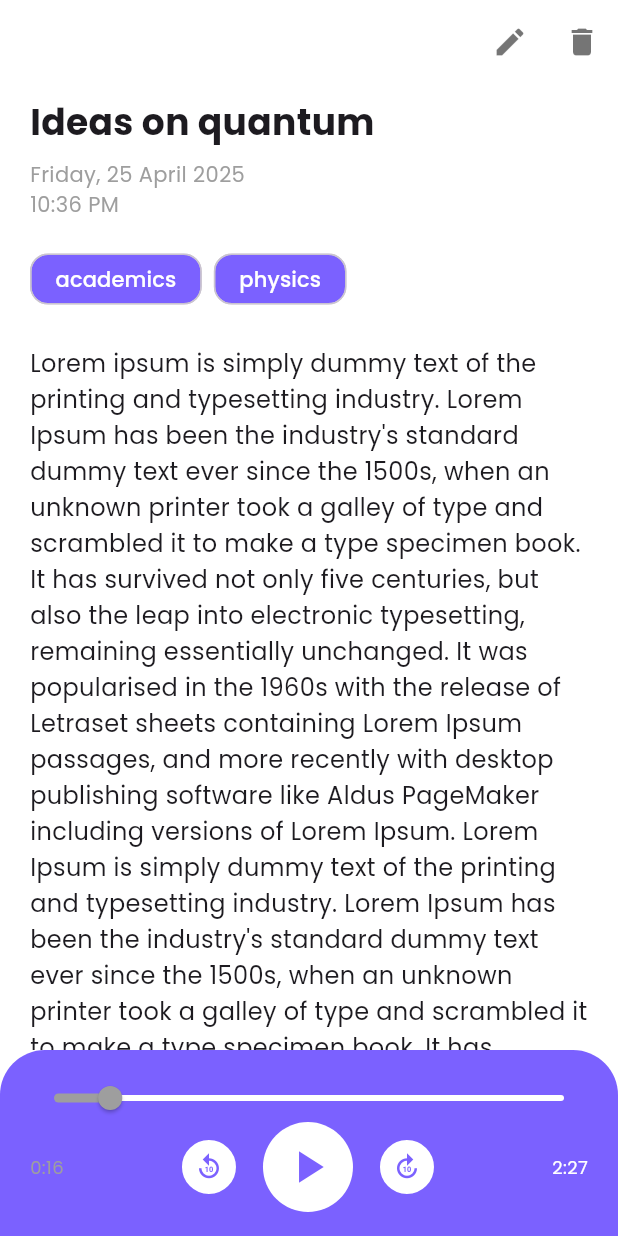
After one commit to Echo-Audio-Journaling/echo, a Flutter app: the DetailScreenPage screen opened by its route, on a phone screen of 412 x 824 dp. The commit adds this screen. Run offline on Flutter 3.47's test engine with Material 3 defaults, Android fonts, the phone set to English and light mode, and no system bars; our stand-ins replace animated_text_kit, firebase_core, flutter_riverpod, go_router, google_fonts, google_sign_in; accounts and stored records are empty.

Commit message:
ma a loe zaw oo

```diff
--- /dev/null
+++ b/lib/features/auth/presentation/detail_screen_page.dart
@@ -0,0 +1,545 @@
+import 'package:flutter/material.dart';
+
+class DetailScreenPage extends StatefulWidget {
+  const DetailScreenPage({super.key});
+
+  @override
+  State<DetailScreenPage> createState() => _DetailScreenPageState();
+}
+
+class _DetailScreenPageState extends State<DetailScreenPage> {
+  double _currentPosition = 0.27;
+  final double _totalDuration = 2.45;
+  bool _isPlaying = false;
+  bool _isEditing = false;
+
+  // Controller for the editable text field
+  late TextEditingController _transcriptionController;
+
+  // Initial transcription text
+  final String _initialTranscription =
+      'Lorem ipsum is simply dummy text of the printing and typesetting industry. '
+      'Lorem Ipsum has been the industry\'s standard dummy text ever since the 1500s, '
+      'when an unknown printer took a galley of type and scrambled it to make a type specimen book. '
+      'It has survived not only five centuries, but also the leap into electronic typesetting, '
+      'remaining essentially unchanged. It was popularised in the 1960s with the release of Letraset '
+      'sheets containing Lorem Ipsum passages, and more recently with desktop publishing software '
+      'like Aldus PageMaker including versions of Lorem Ipsum. Lorem Ipsum is simply dummy text of '
+      'the printing and typesetting industry. Lorem Ipsum has been the industry\'s standard dummy '
+      'text ever since the 1500s, when an unknown printer took a galley of type and scrambled it to '
+      'make a type specimen book. It has survived not only five centuries, but also the leap into '
+      'electronic typesetting, remaining essentially unchanged. It was popularised in the 1960s with '
+      'the release of Letraset sheets containing Lorem Ipsum passages, and more recently with desktop '
+      'publishing software like Aldus PageMaker including versions of Lorem Ipsum.';
+
+  @override
+  void initState() {
+    super.initState();
+    // Instead of static text, set the controller text to the actual transcription
+    // from your database or passed through constructor
+    _transcriptionController = TextEditingController(
+      text: _initialTranscription,
+    );
+  }
+
+  @override
+  void dispose() {
+    _transcriptionController.dispose();
+    super.dispose();
+  }
+
+  @override
+  Widget build(BuildContext context) {
+    return Scaffold(
+      backgroundColor: Colors.white,
+      appBar: _buildAppBar(),
+      body: Column(
+        crossAxisAlignment: CrossAxisAlignment.start,
+        children: [
+          Expanded(child: _buildContent()),
+          _buildAudioPlaybackControls(),
+        ],
+      ),
+    );
+  }
+
+  AppBar _buildAppBar() {
+    return AppBar(
+      backgroundColor: Colors.white,
+      elevation: 0,
+      actions: [
+        // Save button (replacing edit icon)
+        IconButton(
+          icon: Icon(
+            _isEditing ? Icons.save : Icons.edit,
+            color: Colors.black54,
+          ),
+          onPressed: () {
+            setState(() {
+              if (_isEditing) {
+                // Save the changes
+                _saveTranscription();
+                _isEditing = false;
+
+                // Show a snackbar to confirm
+                ScaffoldMessenger.of(context).showSnackBar(
+                  SnackBar(
+                    content: const Text(
+                      'Transcription saved successfully',
+                      style: TextStyle(
+                        color: Colors.white,
+                        fontSize: 16,
+                        fontWeight: FontWeight.w500,
+                      ),
+                    ),
+                    duration: const Duration(seconds: 2),
+                    behavior: SnackBarBehavior.floating,
+                    shape: RoundedRectangleBorder(
+                      borderRadius: BorderRadius.circular(10),
+                    ),
+                    backgroundColor: Colors.green[700],
+                    elevation: 6,
+                    margin: EdgeInsets.only(
+                      bottom: MediaQuery.of(context).size.height - 100,
+                      left: 20,
+                      right: 20,
+                    ),
+                    padding: const EdgeInsets.symmetric(
+                      horizontal: 20,
+                      vertical: 16,
+                    ),
+                  ),
+                );
+              } else {
+                // Enter edit mode
+                _isEditing = true;
+              }
+            });
+          },
+        ),
+        IconButton(
+          icon: const Icon(Icons.delete, color: Colors.black54),
+          onPressed: () {
+            ScaffoldMessenger.of(context).showSnackBar(
+              SnackBar(
+                behavior: SnackBarBehavior.floating,
+                backgroundColor: Colors.transparent,
+                elevation: 0,
+                margin: EdgeInsets.only(
+                  bottom:
+                      MediaQuery.of(context).size.height -
+                      200, // Positions at top
+                  left: 20,
+                  right: 20,
+                ),
+                content: Container(
+                  padding: const EdgeInsets.all(16),
+                  decoration: BoxDecoration(
+                    color: Colors.white,
+                    borderRadius: BorderRadius.circular(12),
+                    boxShadow: [
+                      BoxShadow(
+                        color: Colors.black.withOpacity(0.1),
+                        blurRadius: 10,
+                        spreadRadius: 2,
+                      ),
+                    ],
+                    border: Border.all(
+                      color: Colors.red.withOpacity(0.1),
+                      width: 1,
+                    ),
+                  ),
+                  child: Column(
+                    mainAxisSize: MainAxisSize.min,
+                    crossAxisAlignment: CrossAxisAlignment.start,
+                    children: [
+                      Row(
+                        children: [
+                          Icon(
+                            Icons.warning_rounded,
+                            color: Colors.red[400],
+                            size: 24,
+                          ),
+                          const SizedBox(width: 12),
+                          Text(
+                            'Delete Journal?',
+                            style: TextStyle(
+                              fontSize: 18,
+                              fontWeight: FontWeight.w600,
+                              color: Colors.red[700],
+                            ),
+                          ),
+                        ],
+                      ),
+                      const SizedBox(height: 12),
+                      Text(
+                        'This action cannot be undone. All content will be permanently removed.',
+                        style: TextStyle(
+                          fontSize: 14,
+                          height: 1.4,
+                          color: Colors.grey[700],
+                        ),
+                      ),
+                      const SizedBox(height: 16),
+                      Row(
+                        mainAxisAlignment: MainAxisAlignment.end,
+                        children: [
+                          TextButton(
+                            onPressed:
+                                () =>
+                                    ScaffoldMessenger.of(
+                                      context,
+                                    ).hideCurrentSnackBar(),
+                            style: TextButton.styleFrom(
+                              foregroundColor: Colors.grey[700],
+                              padding: const EdgeInsets.symmetric(
+                                horizontal: 20,
+                              ),
+                            ),
+                            child: const Text('Cancel'),
+                          ),
+                          const SizedBox(width: 8),
+                          ElevatedButton(
+                            onPressed: () {
+                              ScaffoldMessenger.of(
+                                context,
+                              ).hideCurrentSnackBar();
+                              // Your delete logic here
+                              ScaffoldMessenger.of(context).showSnackBar(
+                                SnackBar(
+                                  behavior: SnackBarBehavior.floating,
+                                  backgroundColor: Colors.transparent,
+                                  elevation: 0,
+                                  margin: EdgeInsets.only(
+                                    bottom:
+                                        MediaQuery.of(context).size.height -
+                                        200,
+                                    left: 20,
+                                    right: 20,
+                                  ),
+                                  content: Container(
+                                    padding: const EdgeInsets.all(16),
+                                    decoration: BoxDecoration(
+                                      color: Colors.green[50],
+                                      borderRadius: BorderRadius.circular(12),
+                                      boxShadow: [
+                                        BoxShadow(
+                                          color: Colors.black.withOpacity(0.05),
+                                          blurRadius: 8,
+                                          spreadRadius: 2,
+                                        ),
+                                      ],
+                                      border: Border.all(
+                                        color: Colors.green[300]!,
+                                      ),
+                                    ),
+                                    child: Row(
+                                      children: [
+                                        Icon(
+                                          Icons.check_circle_rounded,
+                                          color: Colors.green[700],
+                                          size: 24,
+                                        ),
+                                        const SizedBox(width: 12),
+                                        Expanded(
+                                          child: Column(
+                                            crossAxisAlignment:
+                                                CrossAxisAlignment.start,
+                                            children: [
+                                              Text(
+                                                'Journal Deleted',
+                                                style: TextStyle(
+                                                  color: Colors.green[800],
+                                                  fontWeight: FontWeight.w600,
+                                                ),
+                                              ),
+                                              Text(
+                                                'The entry has been permanently removed',
+                                                style: TextStyle(
+                                                  color: Colors.green[700]!
+                                                      .withOpacity(0.8),
+                                                  fontSize: 14,
+                                                ),
+                                              ),
+                                            ],
+                                          ),
+                                        ),
+                                      ],
+                                    ),
+                                  ),
+                                ),
+                              );
+                            },
+                            style: ElevatedButton.styleFrom(
+                              backgroundColor: Colors.red[700],
+                              foregroundColor: Colors.white,
+                              padding: const EdgeInsets.symmetric(
+                                horizontal: 20,
+                              ),
+                              shape: RoundedRectangleBorder(
+                                borderRadius: BorderRadius.circular(8),
+                              ),
+                            ),
+                            child: const Text('Delete'),
+                          ),
+                        ],
+                      ),
+                    ],
+                  ),
+                ),
+              ),
+            );
+          },
+        ),
+
+        // Add this method
+      ],
+    );
+  }
+
+  // Save the transcription (here you would add Firebase update logic)
+  void _saveTranscription() {
+    // Here you would add the code to update the transcription in Firebase
+    // For example:
+    // FirebaseFirestore.instance
+    //     .collection('journals')
+    //     .doc(journalId)
+    //     .update({'transcription': _transcriptionController.text});
+
+    print('Saving transcription: ${_transcriptionController.text}');
+  }
+
+  Widget _buildContent() {
+    return SingleChildScrollView(
+      padding: const EdgeInsets.symmetric(horizontal: 20),
+      child: Column(
+        crossAxisAlignment: CrossAxisAlignment.start,
+        children: [
+          const SizedBox(height: 8),
+          _buildTitleSection(),
+          _buildDateTimeSection(),
+          _buildTagChips(),
+          _buildTranscriptionText(),
+        ],
+      ),
+    );
+  }
+
+  Widget _buildTitleSection() {
+    return const Text(
+      'Ideas on quantum',
+      style: TextStyle(fontSize: 24, fontWeight: FontWeight.bold),
+    );
+  }
+
+  Widget _buildDateTimeSection() {
+    return const Column(
+      crossAxisAlignment: CrossAxisAlignment.start,
+      children: [
+        SizedBox(height: 8),
+        Text(
+          'Friday, 25 April 2025',
+          style: TextStyle(fontSize: 14, color: Colors.grey),
+        ),
+        Text('10:36 PM', style: TextStyle(fontSize: 14, color: Colors.grey)),
+        SizedBox(height: 16),
+      ],
+    );
+  }
+
+  Widget _buildTagChips() {
+    return Row(
+      children: [
+        _buildChip('academics'),
+        const SizedBox(width: 8),
+        _buildChip('physics'),
+      ],
+    );
+  }
+
+  Widget _buildChip(String label) {
+    return Chip(
+      label: Text(label, style: const TextStyle(color: Colors.white)),
+      backgroundColor: const Color(0xFF7B61FF),
+      padding: const EdgeInsets.symmetric(horizontal: 8),
+      shape: RoundedRectangleBorder(borderRadius: BorderRadius.circular(12)),
+    );
+  }
+
+  Widget _buildTranscriptionText() {
+    // If in edit mode, show a text field, otherwise show a non-editable text
+    if (_isEditing) {
+      return Padding(
+        padding: const EdgeInsets.only(top: 20, bottom: 20),
+        child: TextField(
+          controller: _transcriptionController,
+          maxLines: null, // Allows unlimited lines
+          style: const TextStyle(fontSize: 16, height: 1.5),
+          decoration: InputDecoration(
+            hintText: 'Edit transcription...',
+            border: OutlineInputBorder(
+              borderRadius: BorderRadius.circular(8),
+              borderSide: BorderSide(color: Colors.grey.shade300),
+            ),
+            focusedBorder: OutlineInputBorder(
+              borderRadius: BorderRadius.circular(8),
+              borderSide: const BorderSide(color: Color(0xFF7B61FF), width: 2),
+            ),
+            contentPadding: const EdgeInsets.all(16),
+          ),
+        ),
+      );
+    } else {
+      return Padding(
+        padding: const EdgeInsets.only(top: 20, bottom: 20),
+        child: Text(
+          _transcriptionController.text,
+          style: const TextStyle(fontSize: 16, height: 1.5),
+        ),
+      );
+    }
+  }
+
+  Widget _buildAudioPlaybackControls() {
+    return Container(
+      padding: const EdgeInsets.symmetric(vertical: 16, horizontal: 20),
+      decoration: const BoxDecoration(
+        color: Color(0xFF7B61FF),
+        borderRadius: BorderRadius.only(
+          topLeft: Radius.circular(30),
+          topRight: Radius.circular(30),
+        ),
+      ),
+      child: Column(
+        children: [
+          // Progress slider
+          SliderTheme(
+            data: SliderThemeData(
+              trackHeight: 4,
+              thumbShape: const RoundSliderThumbShape(enabledThumbRadius: 8),
+              overlayShape: const RoundSliderOverlayShape(overlayRadius: 16),
+              activeTrackColor: Colors.grey.shade500,
+              inactiveTrackColor: Colors.white,
+              thumbColor: Colors.grey.shade500,
+              overlayColor: const Color(0xFF7B61FF),
+            ),
+            child: Slider(
+              value: _currentPosition,
+              min: 0.0,
+              max: _totalDuration,
+              onChanged: (value) {
+                setState(() {
+                  _currentPosition = value;
+                });
+              },
+            ),
+          ),
+
+          // Time and controls
+          Row(
+            mainAxisAlignment: MainAxisAlignment.spaceBetween,
+            children: [
+              // Current time
+              Text(
+                _formatDuration(_currentPosition),
+                style: const TextStyle(color: Colors.grey, fontSize: 12),
+              ),
+
+              // Play controls
+              Row(
+                children: [
+                  // Rewind button
+                  Container(
+                    width: 40,
+                    height: 40,
+                    decoration: BoxDecoration(
+                      shape: BoxShape.circle,
+                      color: Colors.white,
+                      border: Border.all(
+                        color: const Color(0xFF7B61FF),
+                        width: 2,
+                      ),
+                    ),
+                    child: IconButton(
+                      icon: const Icon(Icons.replay_10, size: 20),
+                      color: const Color(0xFF7B61FF),
+                      onPressed: () {},
+                      padding: EdgeInsets.zero,
+                    ),
+                  ),
+
+                  const SizedBox(width: 16),
+
+                  // Play/pause button
+                  Container(
+                    width: 60,
+                    height: 60,
+                    decoration: BoxDecoration(
+                      shape: BoxShape.circle,
+                      color: Colors.white,
+                      boxShadow: [
+                        BoxShadow(
+                          color: const Color(0xFF7B61FF),
+                          blurRadius: 10,
+                          offset: const Offset(0, 5),
+                        ),
+                      ],
+                    ),
+                    child: IconButton(
+                      icon: Icon(
+                        _isPlaying ? Icons.pause : Icons.play_arrow,
+                        size: 36,
+                      ),
+                      color: const Color(0xFF7B61FF),
+                      onPressed: () {
+                        setState(() {
+                          _isPlaying = !_isPlaying;
+                        });
+                      },
+                      padding: EdgeInsets.zero,
+                    ),
+                  ),
+
+                  const SizedBox(width: 16),
+
+                  // Forward button
+                  Container(
+                    width: 40,
+                    height: 40,
+                    decoration: BoxDecoration(
+                      shape: BoxShape.circle,
+                      color: Colors.white,
+                      border: Border.all(
+                        color: const Color(0xFF7B61FF),
+                        width: 2,
+                      ),
+                    ),
+                    child: IconButton(
+                      icon: const Icon(Icons.forward_10, size: 20),
+                      color: const Color(0xFF7B61FF),
+                      onPressed: () {},
+                      padding: EdgeInsets.zero,
+                    ),
+                  ),
+                ],
+              ),
+
+              // Total time
+              Text(
+                _formatDuration(_totalDuration),
+                style: const TextStyle(color: Colors.white, fontSize: 12),
+              ),
+            ],
+          ),
+        ],
+      ),
+    );
+  }
+
+  String _formatDuration(double minutes) {
+    int totalSeconds = (minutes * 60).round();
+    int mins = totalSeconds ~/ 60;
+    int secs = totalSeconds % 60;
+    return '$mins:${secs.toString().padLeft(2, '0')}';
+  }
+}
--- a/lib/main.dart
+++ b/lib/main.dart
@@ -4,6 +4,7 @@ import 'package:firebase_core/firebase_core.dart';
 import 'package:flutter/material.dart';
 import 'package:flutter_riverpod/flutter_riverpod.dart';
 import 'package:google_fonts/google_fonts.dart';
+
 
 void main() async {
   WidgetsFlutterBinding.ensureInitialized();
```
Also changed, not shown: lib/app/router.dart (+7 -0 lines).
